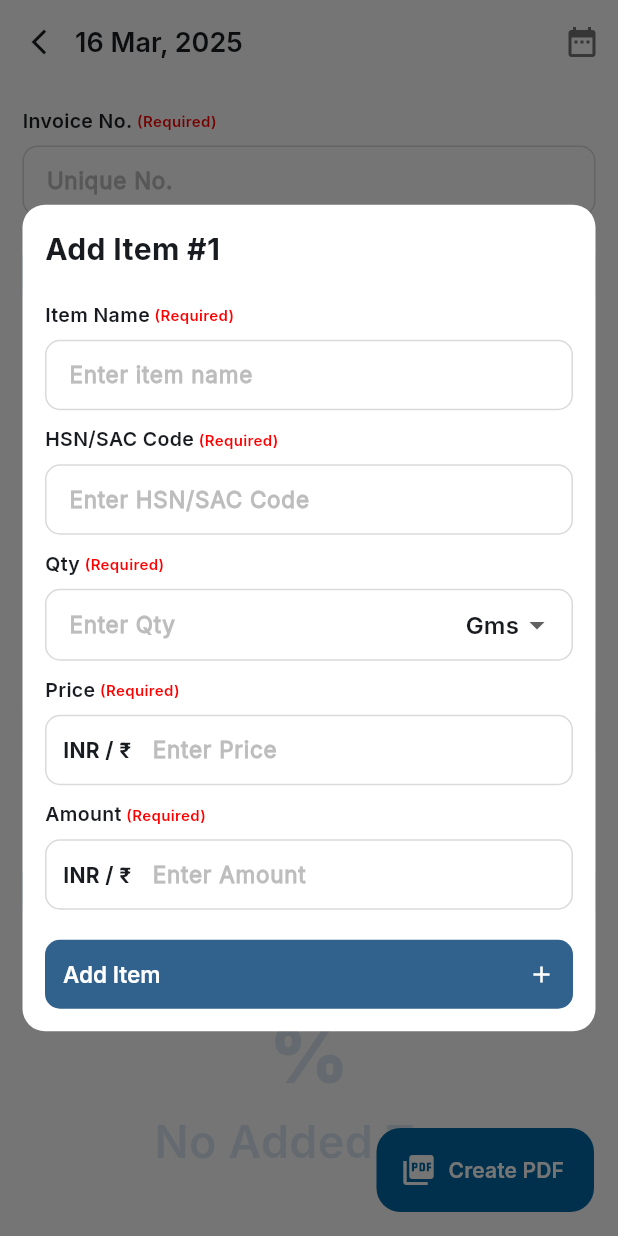
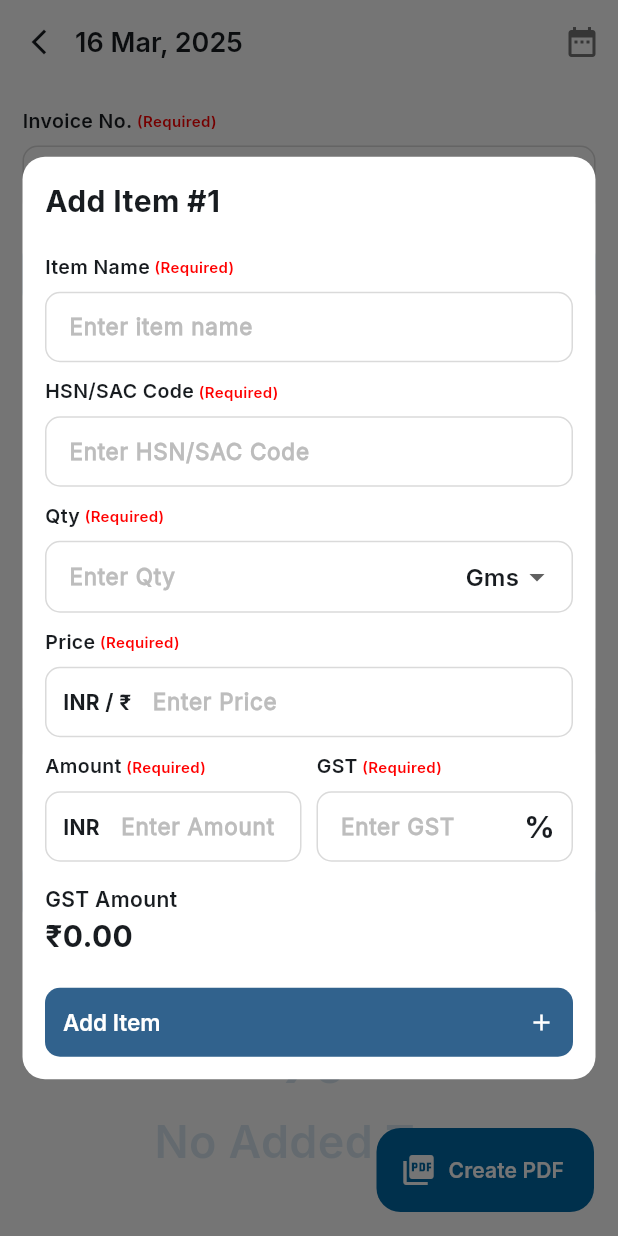
Before and after one commit to Imperial79/invoice_generator, a Flutter app: the CreateInvoiceUI screen opened by its route, after a tap on "Add Items", on a phone screen of 412 x 824 dp. Run offline on Flutter 3.47's test engine with Material 3 defaults, Android fonts, the light colour scheme and no system bars; our stand-ins replace flutter_svg, go_router, lucide_icons_flutter.

Commit message:
refactor: change qty type to double and update related logic; enhance invoice UI with GST calculations and tax breakdown

```diff
--- a/lib/Models/Item_Model.dart
+++ b/lib/Models/Item_Model.dart
@@ -6,7 +6,7 @@ class ItemModel {
   int id = 0;
   String itemName = "";
   String hsnCode = "";
-  int qty = 0;
+  double qty = 0;
   String unit = "";
   double price = 0;
   double amount = 0;
@@ -24,7 +24,7 @@ class ItemModel {
     int? id,
     String? itemName,
     String? hsnCode,
-    int? qty,
+    double? qty,
     String? unit,
     double? price,
     double? amount,
@@ -57,7 +57,7 @@ class ItemModel {
       id: map['id']?.toInt() ?? 0,
       itemName: map['itemName'] ?? '',
       hsnCode: map['hsnCode'] ?? '',
-      qty: int.parse("${map['qty']}"),
+      qty: parseToDouble(map['qty']),
       unit: map['unit'] ?? '',
       price: parseToDouble(map['price']),
       amount: parseToDouble(map['amount']),
--- a/lib/Pages/Create_InvoiceUI.dart
+++ b/lib/Pages/Create_InvoiceUI.dart
@@ -1,3 +1,5 @@
+import 'dart:developer';
+
 import 'package:flutter/material.dart';
 import 'package:flutter/services.dart';
 import 'package:invoice_generator/Essentials/KScaffold.dart';
@@ -22,8 +24,7 @@ class _CreateInvoiceUIState extends State<CreateInvoiceUI> {
   final _formKey = GlobalKey<FormState>();
   final _taxFormKey = GlobalKey<FormState>();
   final tax = TextEditingController();
-  final sgst = TextEditingController();
-  final cgst = TextEditingController();
+  final gst = TextEditingController();
 
   List<String> tableFields = [
     "Sl. No.",
@@ -96,7 +97,7 @@ class _CreateInvoiceUIState extends State<CreateInvoiceUI> {
       ),
       body: SafeArea(
         child: SingleChildScrollView(
-          padding: EdgeInsets.only(bottom: kPadding),
+          padding: EdgeInsets.only(bottom: 120),
           child: Column(
             crossAxisAlignment: CrossAxisAlignment.start,
             children: [
@@ -264,7 +265,7 @@ class _CreateInvoiceUIState extends State<CreateInvoiceUI> {
                       ],
                     ),
                     height20,
-                    Label("TAX").title,
+                    Label("TAX (%)").title,
                     height10,
                     MaterialButton(
                       onPressed: () {
@@ -313,8 +314,8 @@ class _CreateInvoiceUIState extends State<CreateInvoiceUI> {
                                 .map(
                                   (e) => DataRow(
                                     cells: [
-                                      DataCell(Label("#1").regular),
-                                      DataCell(Label("1.2").regular),
+                                      DataCell(Label("#${e["item"]}").regular),
+                                      DataCell(Label("${e["tax"]}").regular),
                                       DataCell(
                                         Row(
                                           spacing: 5,
@@ -326,7 +327,18 @@ class _CreateInvoiceUIState extends State<CreateInvoiceUI> {
                                                 .regular,
                                           ],
                                         ),
-                                        onTap: () {},
+                                        onTap: () {
+                                          setState(() {
+                                            tax.text = "${e["tax"]}";
+                                          });
+                                          showDialog(
+                                            context: context,
+                                            builder: (context) => addTaxDialog(
+                                              setState,
+                                              id: e["item"],
+                                            ),
+                                          );
+                                        },
                                       ),
                                     ],
                                   ),
@@ -359,6 +371,47 @@ class _CreateInvoiceUIState extends State<CreateInvoiceUI> {
               ),
               height20,
               div,
+              Padding(
+                padding: EdgeInsets.all(kPadding),
+                child: Label("Tax Breakdown").regular,
+              ),
+              if (addedTax.isNotEmpty)
+                SingleChildScrollView(
+                  scrollDirection: Axis.horizontal,
+                  child: DataTable(
+                    showBottomBorder: true,
+                    columns: [
+                      "Tax Rate",
+                      "Taxable Amt.",
+                      "CGST Amt.",
+                      "SGST Amt.",
+                      "Total Tax"
+                    ]
+                        .map(
+                          (e) => DataColumn(label: Label(e).regular),
+                        )
+                        .toList(),
+                    rows: addedItems.map(
+                      (item) {
+                        final id = addedItems.indexOf(item);
+                        double tax = addedTax[id]["tax"];
+                        double taxableAmount = item.amount;
+                        double cgst = (taxableAmount * (tax / 2)) / 100;
+
+                        return DataRow(
+                          cells: [
+                            DataCell(Label("$tax%").regular),
+                            DataCell(
+                                Label(kCurrencyFormat(taxableAmount)).regular),
+                            DataCell(Label(kCurrencyFormat(cgst)).regular),
+                            DataCell(Label(kCurrencyFormat(cgst)).regular),
+                            DataCell(Label(kCurrencyFormat(cgst * 2)).regular),
+                          ],
+                        );
+                      },
+                    ).toList(),
+                  ),
+                ),
             ],
           ),
         ),
@@ -405,6 +458,9 @@ class _CreateInvoiceUIState extends State<CreateInvoiceUI> {
               label: "Item Name",
               hintText: "Enter item name",
               validator: (val) => KValidation.required(val),
+              onChanged: (val) {
+                setState(() {});
+              },
             ),
             height10,
             KField(
@@ -412,6 +468,9 @@ class _CreateInvoiceUIState extends State<CreateInvoiceUI> {
               label: "HSN/SAC Code",
               hintText: "Enter HSN/SAC Code",
               validator: (val) => KValidation.required(val),
+              onChanged: (val) {
+                setState(() {});
+              },
             ),
             height10,
             Row(
@@ -455,16 +514,47 @@ class _CreateInvoiceUIState extends State<CreateInvoiceUI> {
               prefixText: "INR / ₹",
               keyboardType: TextInputType.number,
               validator: (val) => KValidation.required(val),
+              onChanged: (val) {
+                setState(() {
+                  amount.text = (parseToDouble(val) * parseToDouble(qty.text))
+                      .toStringAsFixed(2);
+                });
+              },
             ),
             height10,
-            KField(
-              controller: amount,
-              label: "Amount",
-              hintText: "Enter Amount",
-              prefixText: "INR / ₹",
-              keyboardType: TextInputType.number,
-              validator: (val) => KValidation.required(val),
+            Row(
+              spacing: 10,
+              children: [
+                Flexible(
+                  child: KField(
+                    controller: amount,
+                    label: "Amount",
+                    hintText: "Enter Amount",
+                    prefixText: "INR",
+                    keyboardType: TextInputType.number,
+                    validator: (val) => KValidation.required(val),
+                  ),
+                ),
+                Flexible(
+                  child: KField(
+                    controller: gst,
+                    label: "GST",
+                    hintText: "Enter GST",
+                    suffix: Label("%").title,
+                    keyboardType: TextInputType.number,
+                    validator: (val) => KValidation.required(val),
+                    onChanged: (val) {
+                      setState(() {});
+                    },
+                  ),
+                ),
+              ],
             ),
+            height15,
+            Label("GST Amount").regular,
+            Label(kCurrencyFormat((parseToDouble(gst.text) / 100) *
+                    parseToDouble(amount.text)))
+                .title,
             height20,
             KButton(
               onPressed: () {
@@ -474,7 +564,7 @@ class _CreateInvoiceUIState extends State<CreateInvoiceUI> {
                     "itemName": itemName.text,
                     "hsnCode": hsnCode.text,
                     "unit": unit,
-                    "qty": int.parse(qty.text),
+                    "qty": parseToDouble(qty.text),
                     "price": parseToDouble(price.text),
                     "amount": parseToDouble(amount.text),
                   });
--- a/lib/Resources/constants.dart
+++ b/lib/Resources/constants.dart
@@ -5,7 +5,7 @@ const String kIconPath = "assets/icons";
 const String kImagePath = "assets/images";
 
 String kCurrencyFormat(dynamic number,
-    {String symbol = "₹", int decimalDigits = 0}) {
+    {String symbol = "₹", int decimalDigits = 2}) {
   var f = NumberFormat.currency(
     symbol: symbol,
     locale: 'en_US',
```
